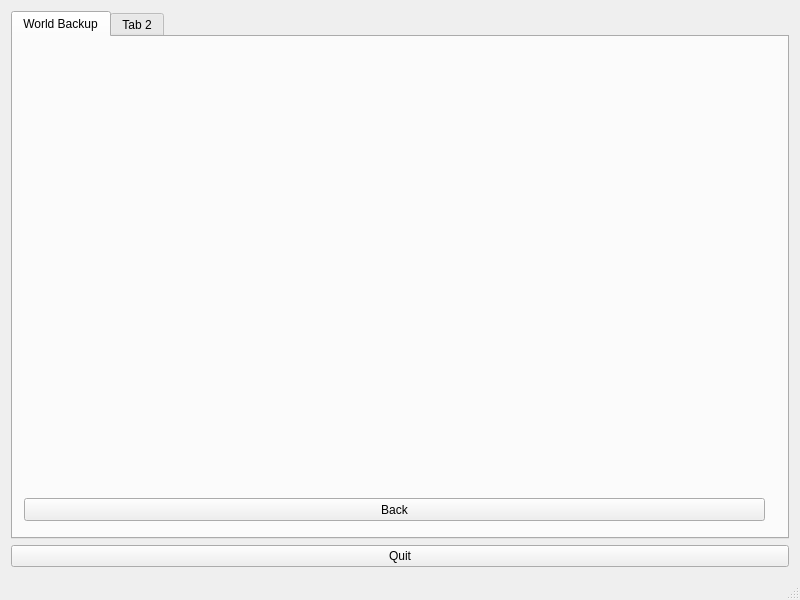
Before: the Qt Designer form mainwindow.ui in Astrognome/MCMx, drawn with Qt 5.
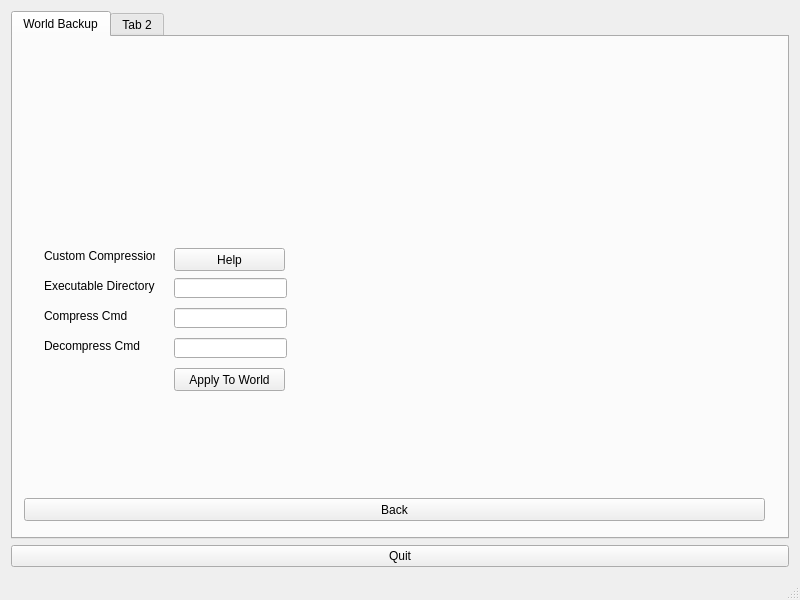
After: the same form once the commit is applied. The open tabs and pages were chosen to show the change.

The edit to the form file:
```diff
--- a/mainwindow.ui
+++ b/mainwindow.ui
@@ -170,6 +170,114 @@
              <string>Back</string>
             </property>
            </widget>
+           <widget class="QLineEdit" name="wb_compExeDirLE">
+            <property name="geometry">
+             <rect>
+              <x>150</x>
+              <y>230</y>
+              <width>113</width>
+              <height>20</height>
+             </rect>
+            </property>
+           </widget>
+           <widget class="QLabel" name="label_3">
+            <property name="geometry">
+             <rect>
+              <x>20</x>
+              <y>200</y>
+              <width>111</width>
+              <height>16</height>
+             </rect>
+            </property>
+            <property name="text">
+             <string>Custom Compression</string>
+            </property>
+           </widget>
+           <widget class="QLabel" name="label_4">
+            <property name="geometry">
+             <rect>
+              <x>20</x>
+              <y>230</y>
+              <width>131</width>
+              <height>16</height>
+             </rect>
+            </property>
+            <property name="text">
+             <string>Executable Directory</string>
+            </property>
+           </widget>
+           <widget class="QLabel" name="label_5">
+            <property name="geometry">
+             <rect>
+              <x>20</x>
+              <y>260</y>
+              <width>101</width>
+              <height>16</height>
+             </rect>
+            </property>
+            <property name="text">
+             <string>Compress Cmd</string>
+            </property>
+           </widget>
+           <widget class="QLabel" name="label_6">
+            <property name="geometry">
+             <rect>
+              <x>20</x>
+              <y>290</y>
+              <width>101</width>
+              <height>16</height>
+             </rect>
+            </property>
+            <property name="text">
+             <string>Decompress Cmd</string>
+            </property>
+           </widget>
+           <widget class="QLineEdit" name="wb_compCompCmdLE">
+            <property name="geometry">
+             <rect>
+              <x>150</x>
+              <y>260</y>
+              <width>113</width>
+              <height>20</height>
+             </rect>
+            </property>
+           </widget>
+           <widget class="QLineEdit" name="wb_compDecompCmdLE">
+            <property name="geometry">
+             <rect>
+              <x>150</x>
+              <y>290</y>
+              <width>113</width>
+              <height>20</height>
+             </rect>
+            </property>
+           </widget>
+           <widget class="QPushButton" name="wb_compHelpButton">
+            <property name="geometry">
+             <rect>
+              <x>150</x>
+              <y>200</y>
+              <width>111</width>
+              <height>23</height>
+             </rect>
+            </property>
+            <property name="text">
+             <string>Help</string>
+            </property>
+           </widget>
+           <widget class="QPushButton" name="wb_compApply">
+            <property name="geometry">
+             <rect>
+              <x>150</x>
+              <y>320</y>
+              <width>111</width>
+              <height>23</height>
+             </rect>
+            </property>
+            <property name="text">
+             <string>Apply To World</string>
+            </property>
+           </widget>
           </widget>
          </widget>
         </item>
```
Left out of the diff: 9 changed lines with no effect on the pictures.
